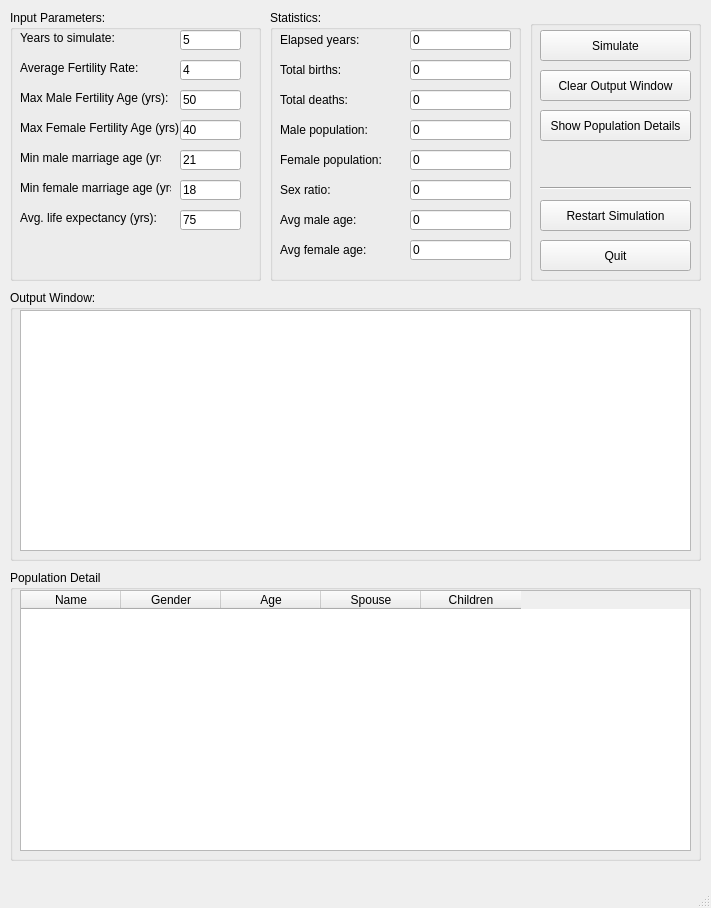
Before: the Qt Designer form Source/mainwindow.ui in sakky016/Population-Simulator-UI, drawn with Qt 5.
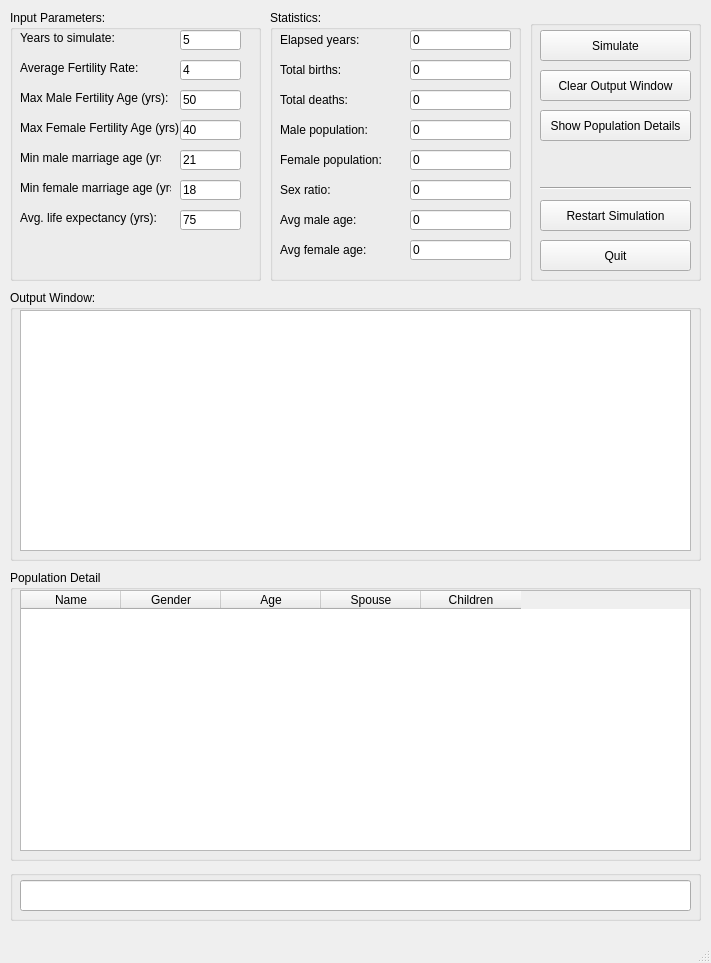
After: the same form once the commit is applied.

Commit message: Added simulation time tracker

Diff of the .ui file:
```diff
--- a/Source/mainwindow.ui
+++ b/Source/mainwindow.ui
@@ -7,7 +7,7 @@
     <x>0</x>
     <y>0</y>
     <width>711</width>
-    <height>908</height>
+    <height>963</height>
    </rect>
   </property>
   <property name="windowTitle">
@@ -682,6 +682,29 @@
      </column>
     </widget>
    </widget>
+   <widget class="QGroupBox" name="groupBox_6">
+    <property name="geometry">
+     <rect>
+      <x>10</x>
+      <y>870</y>
+      <width>691</width>
+      <height>51</height>
+     </rect>
+    </property>
+    <property name="title">
+     <string/>
+    </property>
+    <widget class="QLineEdit" name="opSimulationTime">
+     <property name="geometry">
+      <rect>
+       <x>10</x>
+       <y>10</y>
+       <width>671</width>
+       <height>31</height>
+      </rect>
+     </property>
+    </widget>
+   </widget>
   </widget>
   <widget class="QMenuBar" name="menubar">
    <property name="geometry">
```
The commit also changes 3 other files.
